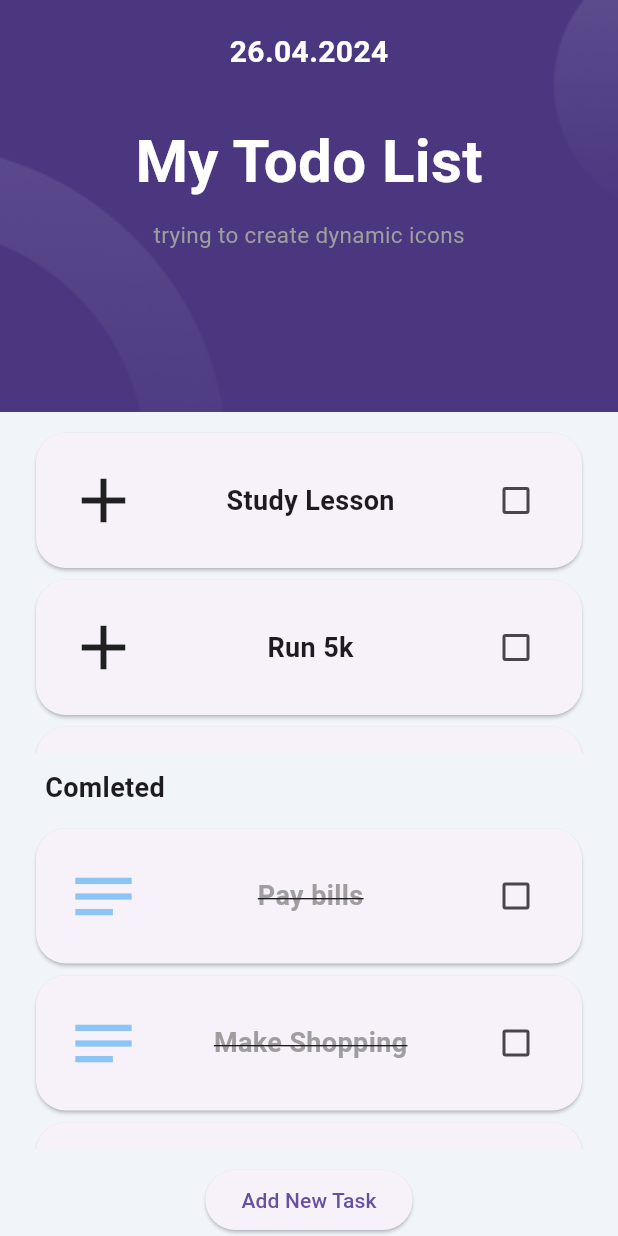
After one commit to henimex/flutter_todo_app, a Flutter app: the screen it shows after launch, on a phone screen of 412 x 824 dp. The commit adds this screen. Run offline on Flutter 3.47's test engine with Material 3 defaults, Android fonts, the phone set to English and light mode, and no system bars; our stand-ins replace hexcolor.

Commit message:
Fighting against sleep

```diff
--- /dev/null
+++ b/lib/screens/home.dart
@@ -0,0 +1,140 @@
+import 'package:flutter/cupertino.dart';
+import 'package:flutter/material.dart';
+import 'package:hexcolor/hexcolor.dart';
+
+import '../CustomWidgets/Cards/completed_item.dart';
+import '../CustomWidgets/Cards/todo_item.dart';
+import '../Models/TodoItem.dart';
+import '../constants/color.dart';
+
+class HomeScreen extends StatefulWidget {
+  const HomeScreen({super.key});
+
+  @override
+  State<HomeScreen> createState() => _HomeScreenState();
+}
+
+class _HomeScreenState extends State<HomeScreen> {
+  bool checkOne = false;
+
+  List<TodoItemModel> todoList = [
+    TodoItemModel(title: "Study Lesson", icon: 'book_outlined'),
+    TodoItemModel(title: "Run 5k", icon: 'run_circle_outlined'),
+    TodoItemModel(title: "Go to Party", icon: 'event_available_outlined'),
+    TodoItemModel(title: "Dinner with friends", icon: 'set_meal_outlined'),
+  ];
+
+  List<TodoItemModel> completed = [
+    TodoItemModel(title: "Pay bills", icon: 'book_outlined'),
+    TodoItemModel(title: "Make Shopping", icon: 'run_circle_outlined'),
+    TodoItemModel(
+        title: "Dentist Appointment", icon: 'event_available_outlined'),
+  ];
+
+  @override
+  Widget build(BuildContext context) {
+    double deviceWidth = MediaQuery.of(context).size.width;
+    double deviceHeight = MediaQuery.of(context).size.height;
+    return MaterialApp(
+      home: SafeArea(
+        child: Scaffold(
+          backgroundColor: HexColor(mainBackground),
+          body: Column(
+            children: [
+              //Top Area
+              Container(
+                decoration: const BoxDecoration(
+                    image: DecorationImage(
+                  fit: BoxFit.cover,
+                  image: AssetImage("lib/assets/images/header.png"),
+                )),
+                width: deviceWidth,
+                height: deviceHeight / 3,
+                child: Column(
+                  children: [
+                    Padding(
+                      padding: const EdgeInsets.only(top: 20),
+                      child: Text(
+                        '${DateTime.now().day.toString().padLeft(2, '0')}.${DateTime.now().month.toString().padLeft(2, '0')}.${DateTime.now().year}',
+                        style: const TextStyle(
+                            color: Colors.white,
+                            fontSize: 20,
+                            fontWeight: FontWeight.bold),
+                      ),
+                    ),
+                    const Padding(
+                      padding: EdgeInsets.only(top: 30),
+                      child: Text("My Todo List",
+                          style: TextStyle(
+                              color: Colors.white,
+                              fontSize: 40,
+                              fontWeight: FontWeight.bold)),
+                    ),
+                    const Padding(
+                      padding: EdgeInsets.only(top: 10),
+                      child: Text("trying to create dynamic icons",
+                          style: TextStyle(color: Colors.grey, fontSize: 15)),
+                    ),
+                  ],
+                ),
+              ),
+
+              //Middle - Top
+              Expanded(
+                child: Padding(
+                  padding: const EdgeInsets.fromLTRB(20, 10, 20, 10),
+                  child: SingleChildScrollView(
+                    child: ListView.builder(
+                      shrinkWrap: true,
+                      primary: false,
+                      itemCount: todoList.length,
+                      itemBuilder: (context, index) {
+                        return TodoItem(
+                          title: todoList[index].title,
+                          icon: todoList[index].title,
+                        );
+                      },
+                    ),
+                  ),
+                ),
+              ),
+
+              //Middle - Center
+              const Padding(
+                padding: EdgeInsets.fromLTRB(30, 0, 0, 0),
+                child: Align(
+                  alignment: Alignment.centerLeft,
+                  child: Text("Comleted",
+                      style:
+                          TextStyle(fontWeight: FontWeight.bold, fontSize: 18)),
+                ),
+              ),
+
+              //Middle - Bottom
+              Expanded(
+                child: Padding(
+                  padding: const EdgeInsets.fromLTRB(20, 10, 20, 10),
+                  child: SingleChildScrollView(
+                    child: ListView.builder(
+                      shrinkWrap: true,
+                      primary: false,
+                      itemCount: completed.length,
+                      itemBuilder: (context, index) {
+                        return CompletedTodoItem(title: completed[index].title);
+                      },
+                    ),
+                  ),
+                ),
+              ),
+              ElevatedButton(
+                  onPressed: () {
+                    print("Selam?");
+                  },
+                  child: const Text("Add New Task"))
+            ],
+          ),
+        ),
+      ),
+    );
+  }
+}
```
Also changed, not shown: lib/main.dart (+3 -100 lines).
